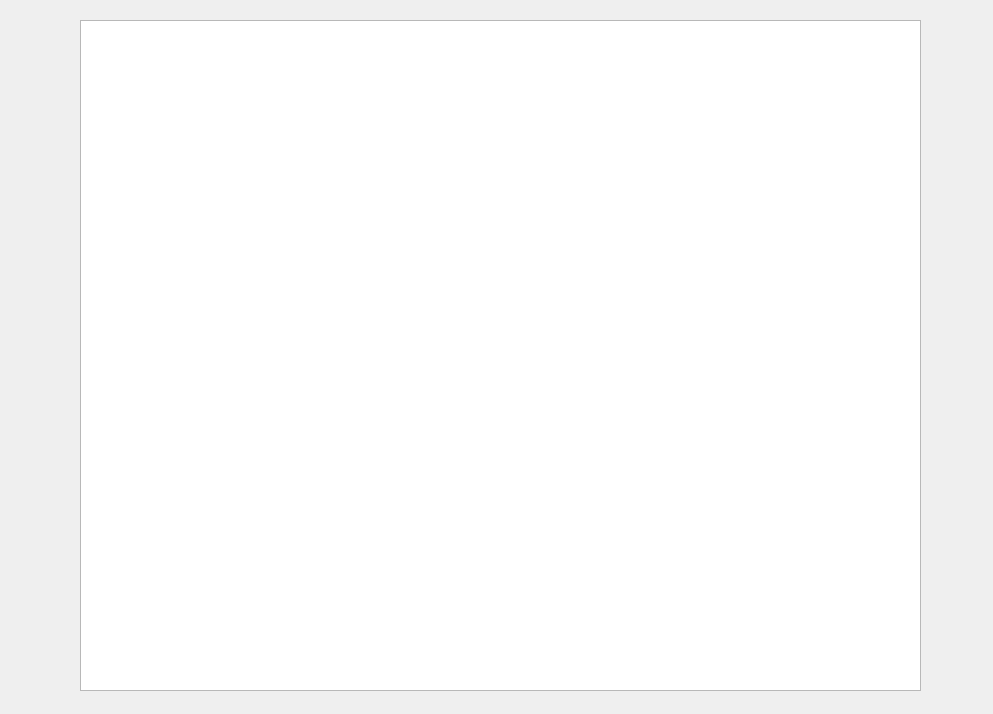
This is MISProject/wareform.ui in Gavin-JN/MIS-project as Qt 5 draws it before an edit. The edited form follows.
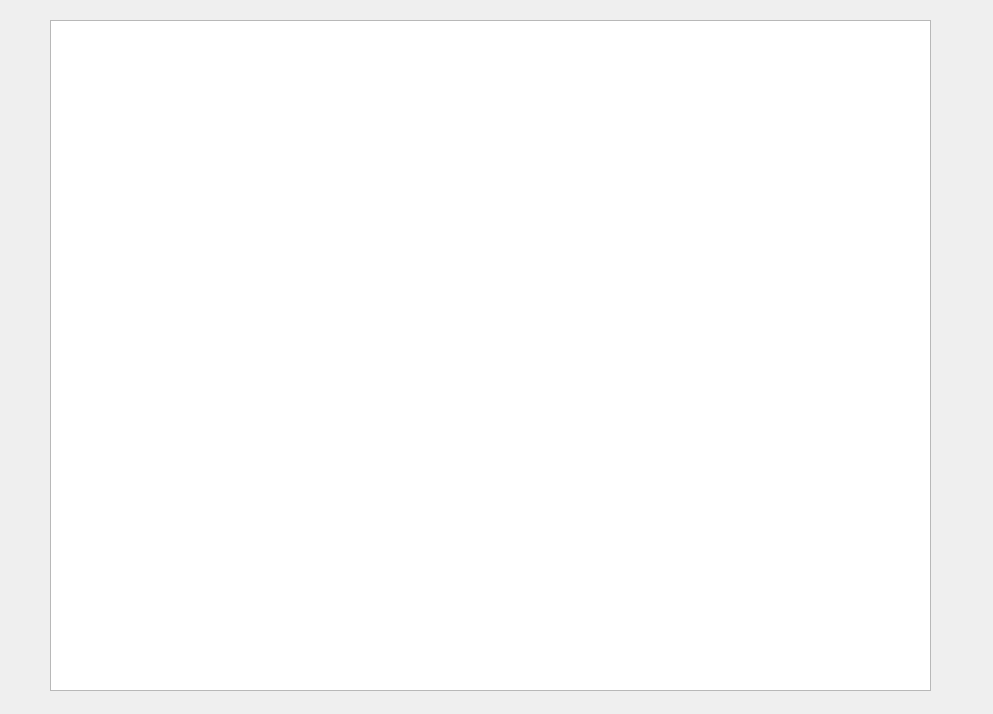
This is the edited form.

What changed in the file:
```diff
--- a/MISProject/wareform.ui
+++ b/MISProject/wareform.ui
@@ -16,9 +16,9 @@
   <widget class="QTableView" name="wareTable">
    <property name="geometry">
     <rect>
-     <x>80</x>
+     <x>50</x>
      <y>20</y>
-     <width>841</width>
+     <width>881</width>
      <height>671</height>
     </rect>
    </property>
```
